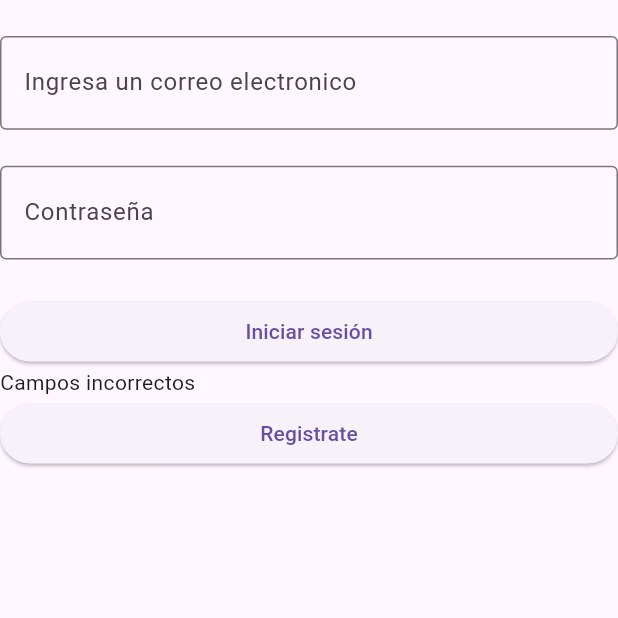
After one commit to asp-laboratories/FollowRoom, a Flutter app: the screen it shows after launch, after a tap on "Iniciar sesión", on a phone screen of 412 x 824 dp, the top half of it. The commit adds this screen. Run offline on Flutter 3.47's test engine with Material 3 defaults, Android fonts, the phone set to English and light mode, and no system bars.

Commit message:
feat:Borradores de login y sign up

```diff
--- /dev/null
+++ b/followroom_flutter/lib/login_screen.dart
@@ -0,0 +1,63 @@
+import 'package:flutter/material.dart';
+import 'package:followroom_flutter/screens/cliente_screens/reservacion_screen.dart';
+import 'package:followroom_flutter/signup_screen.dart';
+
+class LoginScreen extends StatefulWidget {
+  const LoginScreen({super.key});
+
+  @override
+  State<LoginScreen> createState() => _LoginScreenState();
+}
+
+class _LoginScreenState extends State<LoginScreen> {
+  final TextEditingController email = TextEditingController();
+  final TextEditingController password = TextEditingController();
+
+  String mensajeError = '';
+
+  @override
+  Widget build(BuildContext context) {
+    return Scaffold(
+      body: Column(
+      mainAxisSize: MainAxisSize.min,
+      crossAxisAlignment: CrossAxisAlignment.stretch,
+      children: [
+        SizedBox(height: 24,),
+        TextField(
+          controller: email,
+          decoration: InputDecoration(
+            labelText: 'Ingresa un correo electronico',
+            border: OutlineInputBorder(),
+            prefix: Icon(Icons.person)
+          ),
+        ),
+        SizedBox(height: 24,),
+        TextField(
+          controller: password,
+          decoration: InputDecoration(
+            labelText: 'Contraseña',
+            border: OutlineInputBorder(),
+            prefix: Icon(Icons.password)
+          ),
+        ),
+        SizedBox(height: 24,),
+        ElevatedButton(onPressed: (){
+          if(email.text == 'example' && password.text =='123'){
+            Navigator.push(context,
+            MaterialPageRoute(builder: (context)=>FollowRoom()));
+          } else {
+            setState(() {
+              mensajeError = "Campos incorrectos";
+            });
+          }
+        },
+         child: Text("Iniciar sesión")),
+         Text(mensajeError),
+         ElevatedButton(onPressed: (){
+          Navigator.push(context, MaterialPageRoute(builder: (context)=>Registro()));
+         }, child: Text("Registrate"))
+      ],
+      )
+    );
+  }
+}
--- a/followroom_flutter/lib/main.dart
+++ b/followroom_flutter/lib/main.dart
@@ -1,5 +1,6 @@
 import 'package:flutter/material.dart';
-import 'package:followroom_flutter/screens/reservacion_screen.dart';
+import 'package:followroom_flutter/login_screen.dart';
+import 'package:followroom_flutter/screens/cliente_screens/reservacion_screen.dart';
 
 void main() => runApp(const MyApp());
 
@@ -11,7 +12,7 @@ class MyApp extends StatelessWidget {
     return MaterialApp(
       title: 'Material App',
       debugShowCheckedModeBanner: false,
-      home: FollowRoom(),
+      home: LoginScreen(),
     );
   }
 }
--- a/followroom_flutter/lib/screens/cliente_screens/reservacion_screen.dart
+++ b/followroom_flutter/lib/screens/cliente_screens/reservacion_screen.dart
@@ -1,5 +1,4 @@
 import 'package:flutter/material.dart';
-import 'package:followroom_flutter/core/colores.dart';
 import 'package:followroom_flutter/screens/cliente_screens/historial_screen.dart';
 import 'package:followroom_flutter/screens/cliente_screens/manual_screen.dart';
 import 'package:followroom_flutter/screens/cliente_screens/reservacion_estado.dart';
--- /dev/null
+++ b/followroom_flutter/lib/signup_screen.dart
@@ -0,0 +1,13 @@
+import 'package:flutter/material.dart';
+
+class Registro extends StatelessWidget {
+  const Registro({super.key});
+
+  @override
+  Widget build(BuildContext context) {
+    return Scaffold(
+      appBar: AppBar(title: Text("data"),),
+      body: Text("data"),
+    );
+  }
+}
```
